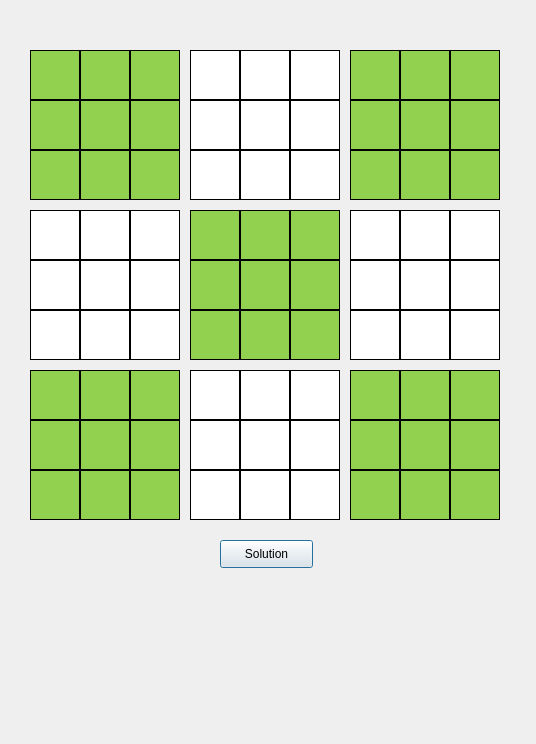
Old version of the form GUI/ui_sudoku_solver.ui in the repository RuddyGuerrero/Sudoku_Solver.
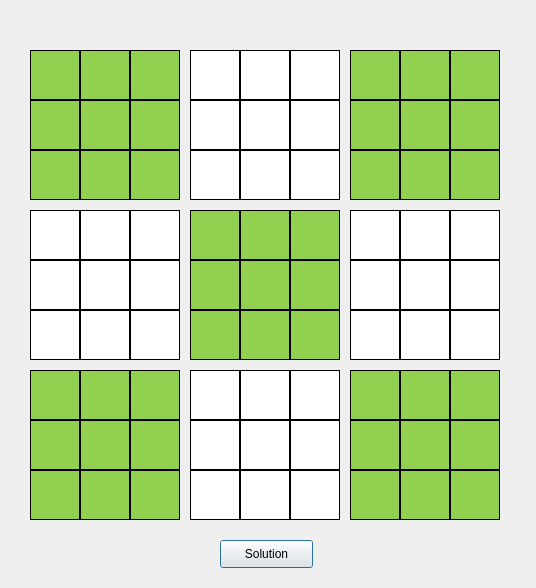
New version of the form.

The edit to the form file:
```diff
--- a/GUI/ui_sudoku_solver.ui
+++ b/GUI/ui_sudoku_solver.ui
@@ -7,7 +7,7 @@
     <x>0</x>
     <y>0</y>
     <width>536</width>
-    <height>744</height>
+    <height>588</height>
    </rect>
   </property>
   <property name="windowTitle">
```
